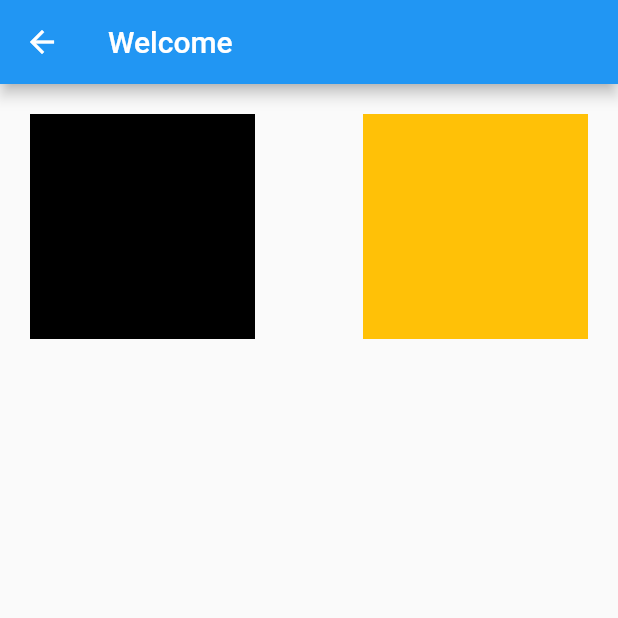
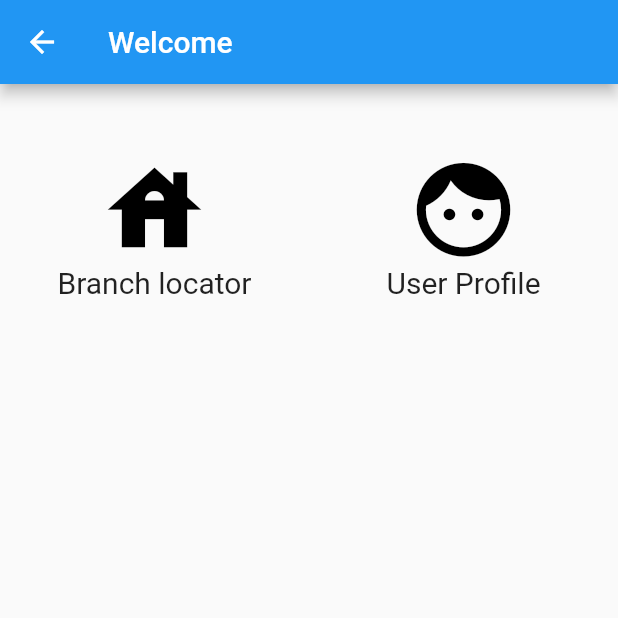
Before and after one commit to laceiuhas/sassa, a Flutter app: the MainScreen screen opened directly, on a phone screen of 412 x 824 dp, the top half of it. Run offline on Flutter 3.47's test engine with Material 2 defaults, Android fonts, the phone set to English and light mode, and no system bars.

Commit message:
a bit more stuff...

```diff
--- a/lib/screens/mainscreen.dart
+++ b/lib/screens/mainscreen.dart
@@ -8,19 +8,37 @@ class MainScreen extends StatelessWidget {
         appBar: AppBar(
           title: const Text('Welcome'),
         ),
-        body: SafeArea(
+        body: WillPopScope(
+            onWillPop: () async {
+              Future.value(false);
+            },
+            child: SafeArea(
                 child: Column(
               mainAxisAlignment: MainAxisAlignment.start,
               children: <Widget>[
                 Row(
-              mainAxisAlignment: MainAxisAlignment.spaceBetween,
+                  mainAxisAlignment: MainAxisAlignment.spaceAround,
                   children: <Widget>[
                     Padding(
                       padding: const EdgeInsets.all(20),
                       child: Container(
                         width: 150,
                         height: 150,
+                        // color: Colors.black,
+                        child: Column(
+                          mainAxisAlignment: MainAxisAlignment.center,
+                          children: <Widget>[
+                            Icon(
+                              Icons.house,
                               color: Colors.black,
+                              size: 75,
+                            ),
+                            Text(
+                              'Branch locator',
+                              style: TextStyle(fontSize: 20),
+                            ),
+                          ],
+                        ),
                       ),
                     ),
                     Padding(
@@ -28,13 +46,27 @@ class MainScreen extends StatelessWidget {
                       child: Container(
                         width: 150,
                         height: 150,
-                    color: Colors.amber,
+                        // color: Colors.black,
+                        child: Column(
+                          mainAxisAlignment: MainAxisAlignment.center,
+                          children: <Widget>[
+                            Icon(
+                              Icons.face,
+                              color: Colors.black,
+                              size: 75,
                             ),
-                )
+                            Text(
+                              'User Profile',
+                              style: TextStyle(fontSize: 20),
+                            ),
+                          ],
+                        ),
+                      ),
+                    ),
                   ],
                 )
               ],
-        )));
+            ))));
   }
 
   doStuff() {
--- a/pubspec.yaml
+++ b/pubspec.yaml
@@ -50,6 +50,9 @@ flutter:
   #   - images/a_dot_burr.jpeg
   #   - images/a_dot_ham.jpeg
 
+  assets:
+    - assets/logoSassa.jpg
+
   # An image asset can refer to one or more resolution-specific "variants", see
   # https://flutter.dev/assets-and-images/#resolution-aware.
 
```
Also changed, not shown: lib/screens/login_id.dart (+24 -10 lines), lib/screens/login_otp.dart (+33 -3 lines), assets/logoSassa.jpg (added). Lines whose indentation alone changed are shown as unchanged.
